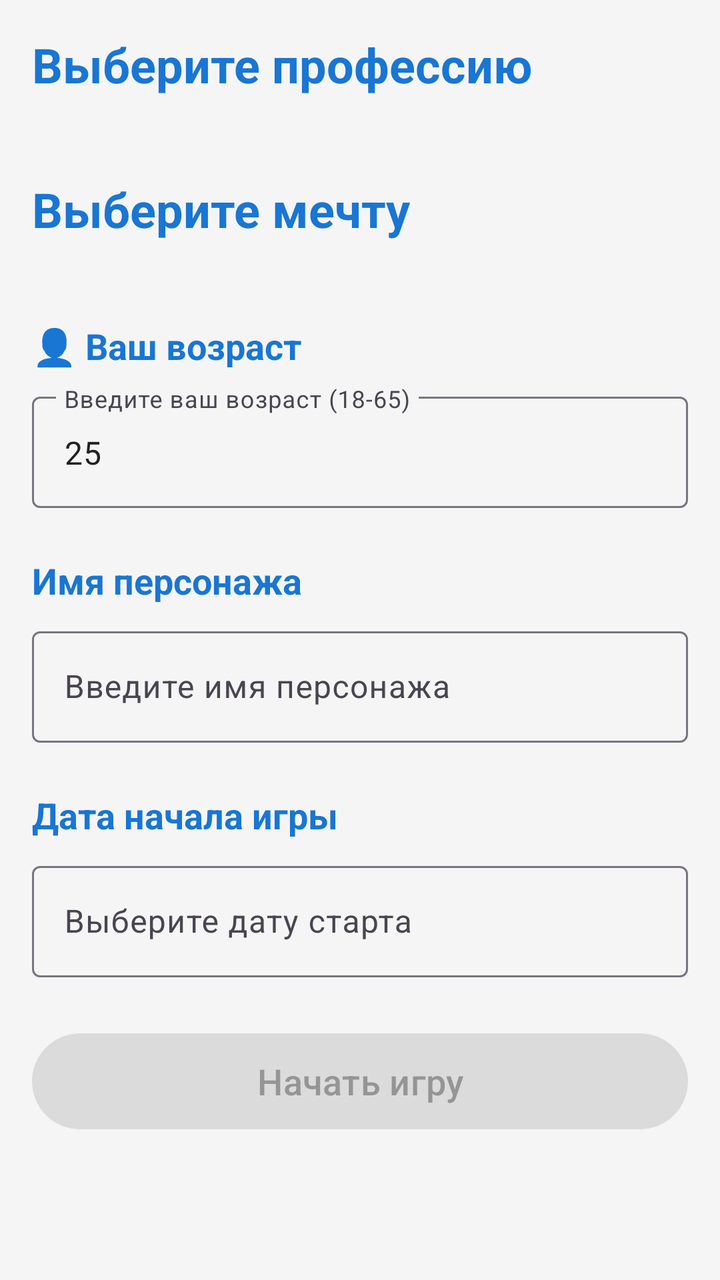
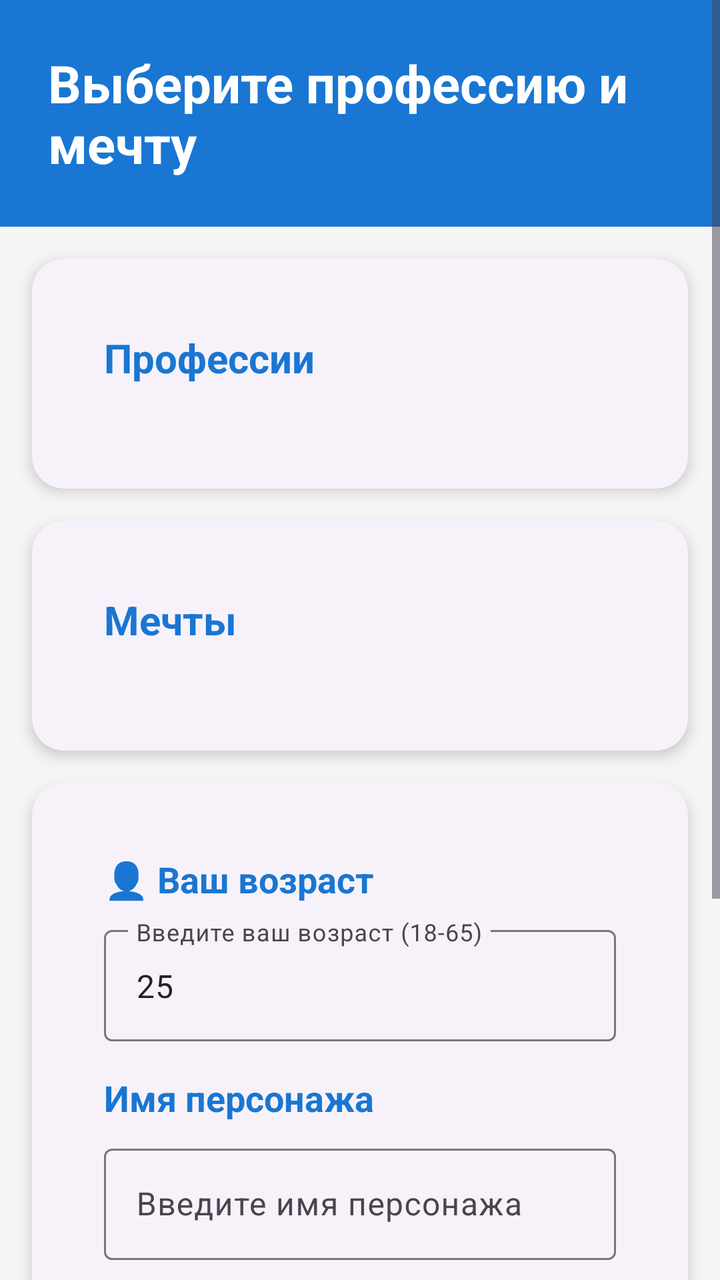

Screens rendered from an Android XML layout before and after an edit, with the pre-edit source and the edit as a unified diff.
<!-- AndroidManifest.xml: application theme Theme.FinancialSuccess -->
<!-- res/layout/activity_profession_selection.xml -->
<?xml version="1.0" encoding="utf-8"?>
<ScrollView xmlns:android="http://schemas.android.com/apk/res/android"
    xmlns:app="http://schemas.android.com/apk/res-auto"
    android:layout_width="match_parent"
    android:layout_height="match_parent"
    android:background="@color/background_color">

    <LinearLayout
        android:layout_width="match_parent"
        android:layout_height="wrap_content"
        android:orientation="vertical"
        android:padding="16dp">

        <TextView
            android:layout_width="wrap_content"
            android:layout_height="wrap_content"
            android:text="@string/select_profession"
            android:textSize="24sp"
            android:textStyle="bold"
            android:textColor="@color/primary_color"
            android:layout_marginBottom="16dp" />

        <androidx.recyclerview.widget.RecyclerView
            android:id="@+id/recyclerViewProfessions"
            android:layout_width="match_parent"
            android:layout_height="wrap_content"
            android:layout_marginBottom="24dp"
            android:nestedScrollingEnabled="false" />

        <TextView
            android:layout_width="wrap_content"
            android:layout_height="wrap_content"
            android:text="@string/select_dream"
            android:textSize="24sp"
            android:textStyle="bold"
            android:textColor="@color/primary_color"
            android:layout_marginBottom="16dp" />

        <androidx.recyclerview.widget.RecyclerView
            android:id="@+id/recyclerViewDreams"
            android:layout_width="match_parent"
            android:layout_height="wrap_content"
            android:layout_marginBottom="24dp"
            android:nestedScrollingEnabled="false" />

        <TextView
            android:layout_width="wrap_content"
            android:layout_height="wrap_content"
            android:text="👤 Ваш возраст"
            android:textSize="18sp"
            android:textStyle="bold"
            android:textColor="@color/primary_color"
            android:layout_marginBottom="8dp" />

        <com.google.android.material.textfield.TextInputLayout
            android:layout_width="match_parent"
            android:layout_height="wrap_content"
            android:layout_marginBottom="24dp"
            style="@style/Widget.Material3.TextInputLayout.OutlinedBox">

            <com.google.android.material.textfield.TextInputEditText
                android:id="@+id/etAge"
                android:layout_width="match_parent"
                android:layout_height="wrap_content"
                android:hint="Введите ваш возраст (18-65)"
                android:inputType="number"
                android:text="25"
                android:maxLength="2" />

        </com.google.android.material.textfield.TextInputLayout>

        <TextView
            android:layout_width="wrap_content"
            android:layout_height="wrap_content"
            android:text="Имя персонажа"
            android:textSize="18sp"
            android:textStyle="bold"
            android:textColor="@color/primary_color"
            android:layout_marginBottom="8dp" />

        <com.google.android.material.textfield.TextInputLayout
            android:layout_width="match_parent"
            android:layout_height="wrap_content"
            android:layout_marginBottom="24dp"
            style="@style/Widget.Material3.TextInputLayout.OutlinedBox">

            <com.google.android.material.textfield.TextInputEditText
                android:id="@+id/etPlayerName"
                android:layout_width="match_parent"
                android:layout_height="wrap_content"
                android:hint="Введите имя персонажа"
                android:maxLength="20" />

        </com.google.android.material.textfield.TextInputLayout>

        <TextView
            android:layout_width="wrap_content"
            android:layout_height="wrap_content"
            android:text="Дата начала игры"
            android:textSize="18sp"
            android:textStyle="bold"
            android:textColor="@color/primary_color"
            android:layout_marginBottom="8dp" />

        <com.google.android.material.textfield.TextInputLayout
            android:layout_width="match_parent"
            android:layout_height="wrap_content"
            android:layout_marginBottom="24dp"
            style="@style/Widget.Material3.TextInputLayout.OutlinedBox">

            <com.google.android.material.textfield.TextInputEditText
                android:id="@+id/etStartDate"
                android:layout_width="match_parent"
                android:layout_height="wrap_content"
                android:hint="Выберите дату старта"
                android:focusable="false"
                android:clickable="true" />

        </com.google.android.material.textfield.TextInputLayout>

        <com.google.android.material.button.MaterialButton
            android:id="@+id/btn_start_game"
            android:layout_width="match_parent"
            android:layout_height="56dp"
            android:text="@string/start_game"
            android:textSize="18sp"
            android:enabled="false"
            style="@style/Widget.Material3.Button" />

    </LinearLayout>
</ScrollView>
<!-- resources referenced by this layout -->
<resources>
  <color name="background_color">#F5F5F5</color>
  <color name="primary_color">#1976D2</color>
  <string name="select_dream">Выберите мечту</string>
  <string name="select_profession">Выберите профессию</string>
  <string name="start_game">Начать игру</string>
  <style name="Theme.FinancialSuccess" parent="Theme.Material3.DayNight">
          
          <item name="colorPrimary">@color/primary_color</item>
          <item name="colorPrimaryVariant">@color/primary_variant</item>
          <item name="colorOnPrimary">@color/white</item>
          
          
          <item name="colorSecondary">@color/secondary_color</item>
          <item name="colorSecondaryVariant">@color/secondary_variant</item>
          <item name="colorOnSecondary">@color/black</item>
          
          
          <item name="android:colorBackground">@color/background_color</item>
          <item name="colorSurface">@color/surface_color</item>
          <item name="colorOnBackground">@color/text_primary</item>
          <item name="colorOnSurface">@color/text_primary</item>
          
          
          <item name="android:statusBarColor">?attr/colorPrimaryVariant</item>
          
          
          <item name="windowActionBar">false</item>
          <item name="windowNoTitle">true</item>
          
          
          <item name="materialCardViewStyle">@style/Widget.App.CardView</item>
          
          
          <item name="materialButtonStyle">@style/Widget.App.Button</item>
      </style>
  <color name="primary_variant">#0D47A1</color>
  <color name="white">#FFFFFF</color>
  <color name="secondary_color">#FFC107</color>
  <color name="secondary_variant">#FF8F00</color>
  <color name="black">#000000</color>
  <color name="surface_color">#FFFFFF</color>
  <color name="text_primary">#212121</color>
  <style name="Widget.App.CardView" parent="Widget.Material3.CardView.Elevated">
          <item name="cardCornerRadius">12dp</item>
          <item name="cardElevation">4dp</item>
          <item name="contentPadding">16dp</item>
      </style>
  <style name="Widget.App.Button" parent="Widget.Material3.Button">
          <item name="cornerRadius">8dp</item>
          <item name="android:textAllCaps">false</item>
      </style>
</resources>

<!-- the commit's change to res/layout/activity_profession_selection.xml (unified diff, before → after) -->
@@ -1,131 +1,185 @@
 <?xml version="1.0" encoding="utf-8"?>
-<ScrollView xmlns:android="http://schemas.android.com/apk/res/android"
+<androidx.coordinatorlayout.widget.CoordinatorLayout
+    xmlns:android="http://schemas.android.com/apk/res/android"
     xmlns:app="http://schemas.android.com/apk/res-auto"
     android:layout_width="match_parent"
     android:layout_height="match_parent"
     android:background="@color/background_color">
 
-    <LinearLayout
+    <ScrollView
         android:layout_width="match_parent"
-        android:layout_height="wrap_content"
-        android:orientation="vertical"
-        android:padding="16dp">
+        android:layout_height="match_parent">
 
-        <TextView
-            android:layout_width="wrap_content"
-            android:layout_height="wrap_content"
-            android:text="@string/select_profession"
-            android:textSize="24sp"
-            android:textStyle="bold"
-            android:textColor="@color/primary_color"
-            android:layout_marginBottom="16dp" />
-
-        <androidx.recyclerview.widget.RecyclerView
-            android:id="@+id/recyclerViewProfessions"
+        <LinearLayout
             android:layout_width="match_parent"
             android:layout_height="wrap_content"
-            android:layout_marginBottom="24dp"
-            android:nestedScrollingEnabled="false" />
+            android:orientation="vertical"
+            android:padding="0dp">
 
-        <TextView
-            android:layout_width="wrap_content"
-            android:layout_height="wrap_content"
-            android:text="@string/select_dream"
-            android:textSize="24sp"
-            android:textStyle="bold"
-            android:textColor="@color/primary_color"
-            android:layout_marginBottom="16dp" />
-
-        <androidx.recyclerview.widget.RecyclerView
-            android:id="@+id/recyclerViewDreams"
-            android:layout_width="match_parent"
-            android:layout_height="wrap_content"
-            android:layout_marginBottom="24dp"
-            android:nestedScrollingEnabled="false" />
-
-        <TextView
-            android:layout_width="wrap_content"
-            android:layout_height="wrap_content"
-            android:text="👤 Ваш возраст"
-            android:textSize="18sp"
-            android:textStyle="bold"
-            android:textColor="@color/primary_color"
-            android:layout_marginBottom="8dp" />
-
-        <com.google.android.material.textfield.TextInputLayout
-            android:layout_width="match_parent"
-            android:layout_height="wrap_content"
-            android:layout_marginBottom="24dp"
-            style="@style/Widget.Material3.TextInputLayout.OutlinedBox">
-
-            <com.google.android.material.textfield.TextInputEditText
-                android:id="@+id/etAge"
+            
+            <LinearLayout
                 android:layout_width="match_parent"
                 android:layout_height="wrap_content"
-                android:hint="Введите ваш возраст (18-65)"
-                android:inputType="number"
-                android:text="25"
-                android:maxLength="2" />
+                android:orientation="vertical"
+                android:background="@color/primary_color"
+                android:padding="24dp">
+                <TextView
+                    android:layout_width="wrap_content"
+                    android:layout_height="wrap_content"
+                    android:text="Выберите профессию и мечту"
+                    android:textSize="26sp"
+                    android:textStyle="bold"
+                    android:textColor="@color/white" />
+            </LinearLayout>
 
-        </com.google.android.material.textfield.TextInputLayout>
-
-        <TextView
-            android:layout_width="wrap_content"
-            android:layout_height="wrap_content"
-            android:text="Имя персонажа"
-            android:textSize="18sp"
-            android:textStyle="bold"
-            android:textColor="@color/primary_color"
-            android:layout_marginBottom="8dp" />
-
-        <com.google.android.material.textfield.TextInputLayout
-            android:layout_width="match_parent"
-            android:layout_height="wrap_content"
-            android:layout_marginBottom="24dp"
-            style="@style/Widget.Material3.TextInputLayout.OutlinedBox">
-
-            <com.google.android.material.textfield.TextInputEditText
-                android:id="@+id/etPlayerName"
+            
+            <com.google.android.material.card.MaterialCardView
                 android:layout_width="match_parent"
                 android:layout_height="wrap_content"
-                android:hint="Введите имя персонажа"
-                android:maxLength="20" />
+                android:layout_margin="16dp"
+                app:cardElevation="4dp"
+                app:cardCornerRadius="16dp">
+                <LinearLayout
+                    android:layout_width="match_parent"
+                    android:layout_height="wrap_content"
+                    android:orientation="vertical"
+                    android:padding="20dp">
+                    <TextView
+                        android:layout_width="wrap_content"
+                        android:layout_height="wrap_content"
+                        android:text="Профессии"
+                        android:textSize="20sp"
+                        android:textStyle="bold"
+                        android:textColor="@color/primary_color"
+                        android:layout_marginBottom="16dp" />
+                    <androidx.recyclerview.widget.RecyclerView
+                        android:id="@+id/recyclerViewProfessions"
+                        android:layout_width="match_parent"
+                        android:layout_height="wrap_content"
+                        android:nestedScrollingEnabled="false" />
+                </LinearLayout>
+            </com.google.android.material.card.MaterialCardView>
 
-        </com.google.android.material.textfield.TextInputLayout>
-
-        <TextView
-            android:layout_width="wrap_content"
-            android:layout_height="wrap_content"
-            android:text="Дата начала игры"
-            android:textSize="18sp"
-            android:textStyle="bold"
-            android:textColor="@color/primary_color"
-            android:layout_marginBottom="8dp" />
-
-        <com.google.android.material.textfield.TextInputLayout
-            android:layout_width="match_parent"
-            android:layout_height="wrap_content"
-            android:layout_marginBottom="24dp"
-            style="@style/Widget.Material3.TextInputLayout.OutlinedBox">
-
-            <com.google.android.material.textfield.TextInputEditText
-                android:id="@+id/etStartDate"
+            
+            <com.google.android.material.card.MaterialCardView
                 android:layout_width="match_parent"
                 android:layout_height="wrap_content"
-                android:hint="Выберите дату старта"
-                android:focusable="false"
-                android:clickable="true" />
+                android:layout_marginStart="16dp"
+                android:layout_marginEnd="16dp"
+                android:layout_marginBottom="16dp"
+                app:cardElevation="4dp"
+                app:cardCornerRadius="16dp">
+                <LinearLayout
+                    android:layout_width="match_parent"
+                    android:layout_height="wrap_content"
+                    android:orientation="vertical"
+                    android:padding="20dp">
+                    <TextView
+                        android:layout_width="wrap_content"
+                        android:layout_height="wrap_content"
+                        android:text="Мечты"
+                        android:textSize="20sp"
+                        android:textStyle="bold"
+                        android:textColor="@color/primary_color"
+                        android:layout_marginBottom="16dp" />
+                    <androidx.recyclerview.widget.RecyclerView
+                        android:id="@+id/recyclerViewDreams"
+                        android:layout_width="match_parent"
+                        android:layout_height="wrap_content"
+                        android:nestedScrollingEnabled="false" />
+                </LinearLayout>
+            </com.google.android.material.card.MaterialCardView>
 
-        </com.google.android.material.textfield.TextInputLayout>
+            
+            <com.google.android.material.card.MaterialCardView
+                android:layout_width="match_parent"
+                android:layout_height="wrap_content"
+                android:layout_marginStart="16dp"
+                android:layout_marginEnd="16dp"
+                android:layout_marginBottom="16dp"
+                app:cardElevation="4dp"
+                app:cardCornerRadius="16dp">
+                <LinearLayout
+                    android:layout_width="match_parent"
+                    android:layout_height="wrap_content"
+                    android:orientation="vertical"
+                    android:padding="20dp">
+                    <TextView
+                        android:layout_width="wrap_content"
+                        android:layout_height="wrap_content"
+                        android:text="👤 Ваш возраст"
+                        android:textSize="18sp"
+                        android:textStyle="bold"
+                        android:textColor="@color/primary_color"
+                        android:layout_marginBottom="8dp" />
+                    <com.google.android.material.textfield.TextInputLayout
+                        android:layout_width="match_parent"
+                        android:layout_height="wrap_content"
+                        android:layout_marginBottom="16dp"
+                        style="@style/Widget.Material3.TextInputLayout.OutlinedBox">
+                        <com.google.android.material.textfield.TextInputEditText
+                            android:id="@+id/etAge"
+                            android:layout_width="match_parent"
+                            android:layout_height="wrap_content"
+                            android:hint="Введите ваш возраст (18-65)"
+                            android:inputType="number"
+                            android:text="25"
+                            android:maxLength="2" />
+                    </com.google.android.material.textfield.TextInputLayout>
+                    <TextView
+                        android:layout_width="wrap_content"
+                        android:layout_height="wrap_content"
+                        android:text="Имя персонажа"
+                        android:textSize="18sp"
+                        android:textStyle="bold"
+                        android:textColor="@color/primary_color"
+                        android:layout_marginBottom="8dp" />
+                    <com.google.android.material.textfield.TextInputLayout
+                        android:layout_width="match_parent"
+                        android:layout_height="wrap_content"
+                        android:layout_marginBottom="16dp"
+                        style="@style/Widget.Material3.TextInputLayout.OutlinedBox">
+                        <com.google.android.material.textfield.TextInputEditText
+                            android:id="@+id/etPlayerName"
+                            android:layout_width="match_parent"
+                            android:layout_height="wrap_content"
+                            android:hint="Введите имя персонажа"
+                            android:maxLength="20" />
+                    </com.google.android.material.textfield.TextInputLayout>
+                    <TextView
+                        android:layout_width="wrap_content"
+                        android:layout_height="wrap_content"
+                        android:text="Дата начала игры"
+                        android:textSize="18sp"
+                        android:textStyle="bold"
+                        android:textColor="@color/primary_color"
+                        android:layout_marginBottom="8dp" />
+                    <com.google.android.material.textfield.TextInputLayout
+                        android:layout_width="match_parent"
+                        android:layout_height="wrap_content"
+                        android:layout_marginBottom="16dp"
+                        style="@style/Widget.Material3.TextInputLayout.OutlinedBox">
+                        <com.google.android.material.textfield.TextInputEditText
+                            android:id="@+id/etStartDate"
+                            android:layout_width="match_parent"
+                            android:layout_height="wrap_content"
+                            android:hint="Выберите дату старта"
+                            android:focusable="false"
+                            android:clickable="true" />
+                    </com.google.android.material.textfield.TextInputLayout>
+                </LinearLayout>
+            </com.google.android.material.card.MaterialCardView>
 
-        <com.google.android.material.button.MaterialButton
-            android:id="@+id/btn_start_game"
-            android:layout_width="match_parent"
-            android:layout_height="56dp"
-            android:text="@string/start_game"
-            android:textSize="18sp"
-            android:enabled="false"
-            style="@style/Widget.Material3.Button" />
-
-    </LinearLayout>
-</ScrollView>
+            
+            <com.google.android.material.button.MaterialButton
+                android:id="@+id/btn_start_game"
+                android:layout_width="match_parent"
+                android:layout_height="56dp"
+                android:text="Начать игру"
+                android:textSize="18sp"
+                android:enabled="false"
+                android:layout_margin="24dp"
+                style="@style/Widget.Material3.Button" />
+        </LinearLayout>
+    </ScrollView>
+</androidx.coordinatorlayout.widget.CoordinatorLayout>
<!-- resource entries referenced after the edit -->
@@ -2,9 +2,6 @@
 <resources>
   <color name="background_color">#F5F5F5</color>
   <color name="primary_color">#1976D2</color>
-  <string name="select_dream">Выберите мечту</string>
-  <string name="select_profession">Выберите профессию</string>
-  <string name="start_game">Начать игру</string>
   <style name="Theme.FinancialSuccess" parent="Theme.Material3.DayNight">
           
           <item name="colorPrimary">@color/primary_color</item>
